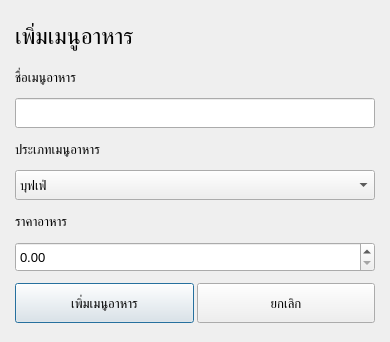
First picture: the form in addmenu.ui, repository kantee2540/RestaurantManage, before the edit.
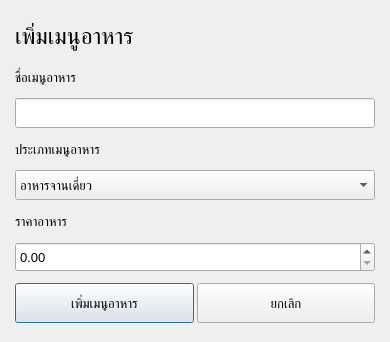
Second picture: the form after the edit.

```diff
--- a/addmenu.ui
+++ b/addmenu.ui
@@ -158,7 +158,7 @@
      </property>
      <item>
       <property name="text">
-       <string>บุฟเฟ่</string>
+       <string>อาหารจานเดี่ยว</string>
       </property>
      </item>
      <item>
```
Left out of the diff: 2 changed lines with no effect on the pictures.
